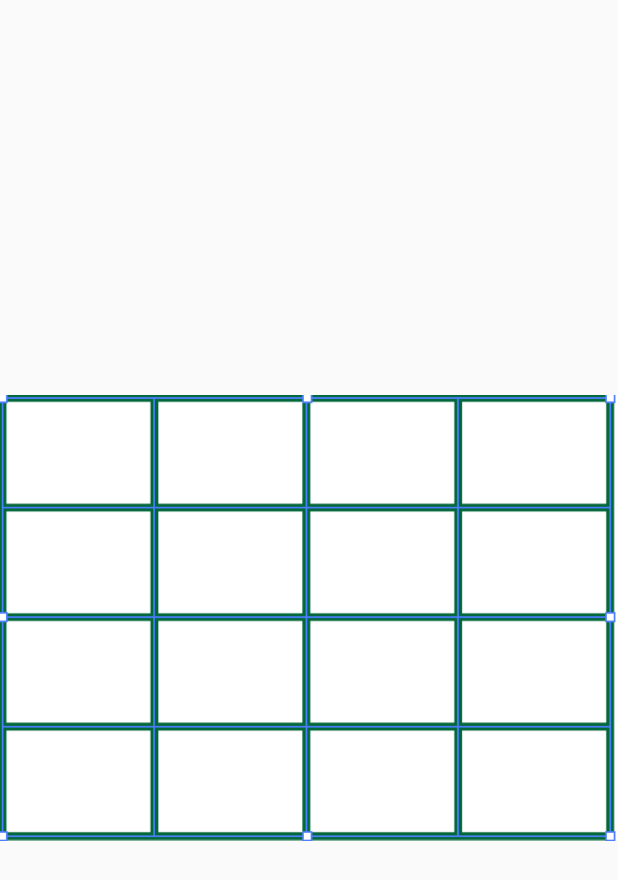
After one commit to VrushankV/AR-Enabled-Library, an Android app: the layout activity_shelf_display.xml on its own in the app's theme, with its tools: preview values and no code run, on a phone screen of 412 x 824 dp. The commit adds this screen. Shown: the top 880 px of the screen. Run offline under Robolectric (Android 15) with nearby library versions, the phone set to English and light mode, and no system bars.

Commit message:
Removed unnecessary debugging Elements

```diff
--- a/app/build.gradle
+++ b/app/build.gradle
@@ -54,7 +54,6 @@ sceneform.asset('sampledata/models/andy.obj',
         'src/main/assets/andy')
 
 
-
 sceneform.asset('sampledata/models/model.obj',
         'default',
         'sampledata/models/model.sfa',
--- a/app/src/main/assets/data.csv
+++ b/app/src/main/assets/data.csv
@@ -1,2 +1,2 @@
+Data Structures Using C,9788131702291,221
 ANSI C,9781259004612,123
-Data Structures Using C,9788131702291,121
--- /dev/null
+++ b/app/src/main/res/layout/activity_shelf_display.xml
@@ -0,0 +1,17 @@
+<?xml version="1.0" encoding="utf-8"?>
+<androidx.constraintlayout.widget.ConstraintLayout xmlns:android="http://schemas.android.com/apk/res/android"
+    xmlns:app="http://schemas.android.com/apk/res-auto"
+    xmlns:tools="http://schemas.android.com/tools"
+    android:layout_width="match_parent"
+    android:layout_height="match_parent"
+    tools:context=".ShelfDisplay">
+
+    <ImageView
+        android:layout_width="wrap_content"
+        android:layout_height="wrap_content"
+        android:src="@drawable/shelf"
+        app:layout_constraintBottom_toBottomOf="parent"
+        app:layout_constraintTop_toTopOf="parent"
+        tools:layout_editor_absoluteX="0dp" />
+
+</androidx.constraintlayout.widget.ConstraintLayout>
--- a/helpers/src/main/java/com/google/ar/core/codelab/cloudanchor/helpers/FirebaseManager.java
+++ b/helpers/src/main/java/com/google/ar/core/codelab/cloudanchor/helpers/FirebaseManager.java
@@ -103,7 +103,7 @@ public class FirebaseManager {
               @Override
               public void onDataChange(DataSnapshot dataSnapshot) {
                 // Listener invoked when the data is successfully read from Firebase.
-                listener.onCloudAnchorIdAvailable(String.valueOf(dataSnapshot.getValue()));
+                listener.onCloudAnchorIdAvailable(dataSnapshot.getValue(LibraryData.class).cloudAnchorId);
               }
 
               @Override
--- a/helpers/src/main/java/com/google/ar/core/codelab/cloudanchor/helpers/LibraryData.java
+++ b/helpers/src/main/java/com/google/ar/core/codelab/cloudanchor/helpers/LibraryData.java
@@ -4,6 +4,9 @@ public class LibraryData {
     public String BookId;
     public String cloudAnchorId;
 
+    public LibraryData(){
+
+    }
     public LibraryData(String bId,String cId){
         BookId = bId;
         cloudAnchorId = cId;
```
Also changed, not shown: app/src/main/AndroidManifest.xml (+15 -9 lines), app/src/main/java/com/example/armodule/ARview.java (+26 -9 lines), app/src/main/java/com/example/armodule/ShelfDisplay.java (added, +19 -0 lines), app/src/main/java/com/example/armodule/ShelfView.java (added, +66 -0 lines), app/src/main/res/layout/activity_arview.xml (+22 -14 lines), app/src/main/res/layout/activity_shelf_view.xml (added, +9 -0 lines), app/src/main/res/drawable-v24/shelf.png (added), 2 other files.
